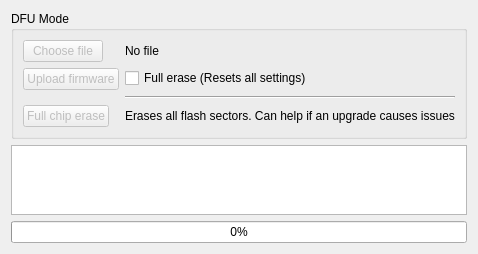
Ultrawipf/OpenFFBoard-configurator, file res/dfu.ui: the form before one commit.
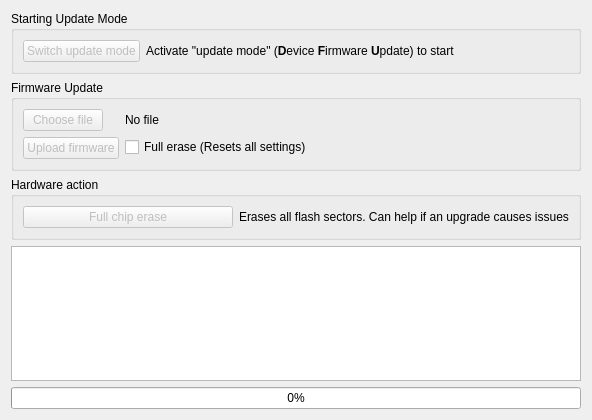
The form after the commit.

Commit message: Create Hardware menu. Move operation inside. Add profile manager windows. Add the connect status to the system menu.

```diff
--- a/res/dfu.ui
+++ b/res/dfu.ui
@@ -6,21 +6,59 @@
    <rect>
     <x>0</x>
     <y>0</y>
-    <width>445</width>
-    <height>233</height>
+    <width>592</width>
+    <height>420</height>
    </rect>
   </property>
   <property name="windowTitle">
    <string>DFU Mode</string>
   </property>
   <layout class="QVBoxLayout" name="verticalLayout">
+   <item>
+    <widget class="QGroupBox" name="groupBox">
+     <property name="title">
+      <string>Starting Update Mode</string>
+     </property>
+     <layout class="QGridLayout" name="gridLayout">
+      <item row="0" column="0">
+       <widget class="QPushButton" name="pushButton_DFU">
+        <property name="enabled">
+         <bool>false</bool>
+        </property>
+        <property name="sizePolicy">
+         <sizepolicy hsizetype="Minimum" vsizetype="Minimum">
+          <horstretch>0</horstretch>
+          <verstretch>0</verstretch>
+         </sizepolicy>
+        </property>
+        <property name="text">
+         <string>Switch update mode</string>
+        </property>
+       </widget>
+      </item>
+      <item row="0" column="1">
+       <widget class="QLabel" name="label">
+        <property name="sizePolicy">
+         <sizepolicy hsizetype="Expanding" vsizetype="Preferred">
+          <horstretch>0</horstretch>
+          <verstretch>0</verstretch>
+         </sizepolicy>
+        </property>
+        <property name="text">
+         <string>&lt;html&gt;&lt;head/&gt;&lt;body&gt;&lt;p&gt;Activate &amp;quot;update mode&amp;quot; (&lt;span style=&quot; font-weight:700;&quot;&gt;D&lt;/span&gt;evice &lt;span style=&quot; font-weight:700;&quot;&gt;F&lt;/span&gt;irmware &lt;span style=&quot; font-weight:700;&quot;&gt;U&lt;/span&gt;pdate) to start&lt;/p&gt;&lt;/body&gt;&lt;/html&gt;</string>
+        </property>
+       </widget>
+      </item>
+     </layout>
+    </widget>
+   </item>
    <item>
     <widget class="QGroupBox" name="groupbox_controls">
      <property name="title">
-      <string>DFU Mode</string>
+      <string>Firmware Update</string>
      </property>
      <layout class="QFormLayout" name="formLayout_2">
-      <item row="0" column="0">
+      <item row="1" column="0">
        <widget class="QPushButton" name="pushButton_filechooser">
         <property name="enabled">
          <bool>false</bool>
@@ -30,14 +68,14 @@
         </property>
        </widget>
       </item>
-      <item row="0" column="1">
+      <item row="1" column="1">
        <widget class="QLabel" name="label_filename">
         <property name="text">
          <string>No file</string>
         </property>
        </widget>
       </item>
-      <item row="1" column="0">
+      <item row="2" column="0">
        <widget class="QPushButton" name="pushButton_upload">
         <property name="enabled">
          <bool>false</bool>
@@ -47,14 +85,23 @@
         </property>
        </widget>
       </item>
-      <item row="1" column="1">
+      <item row="2" column="1">
        <widget class="QCheckBox" name="checkBox_massErase">
         <property name="text">
          <string>Full erase (Resets all settings)</string>
         </property>
        </widget>
       </item>
-      <item row="3" column="0">
+     </layout>
+    </widget>
+   </item>
+   <item>
+    <widget class="QGroupBox" name="groupBox_2">
+     <property name="title">
+      <string>Hardware action</string>
+     </property>
+     <layout class="QGridLayout" name="gridLayout_2">
+      <item row="0" column="0">
        <widget class="QPushButton" name="pushButton_fullerase">
         <property name="enabled">
          <bool>false</bool>
@@ -64,20 +111,13 @@
         </property>
        </widget>
       </item>
-      <item row="3" column="1">
+      <item row="0" column="1">
        <widget class="QLabel" name="label_2">
         <property name="text">
          <string>Erases all flash sectors. Can help if an upgrade causes issues</string>
         </property>
        </widget>
       </item>
-      <item row="2" column="1">
-       <widget class="Line" name="line">
-        <property name="orientation">
-         <enum>Qt::Horizontal</enum>
-        </property>
-       </widget>
-      </item>
      </layout>
     </widget>
    </item>
```
The commit also changes 14 other files.
